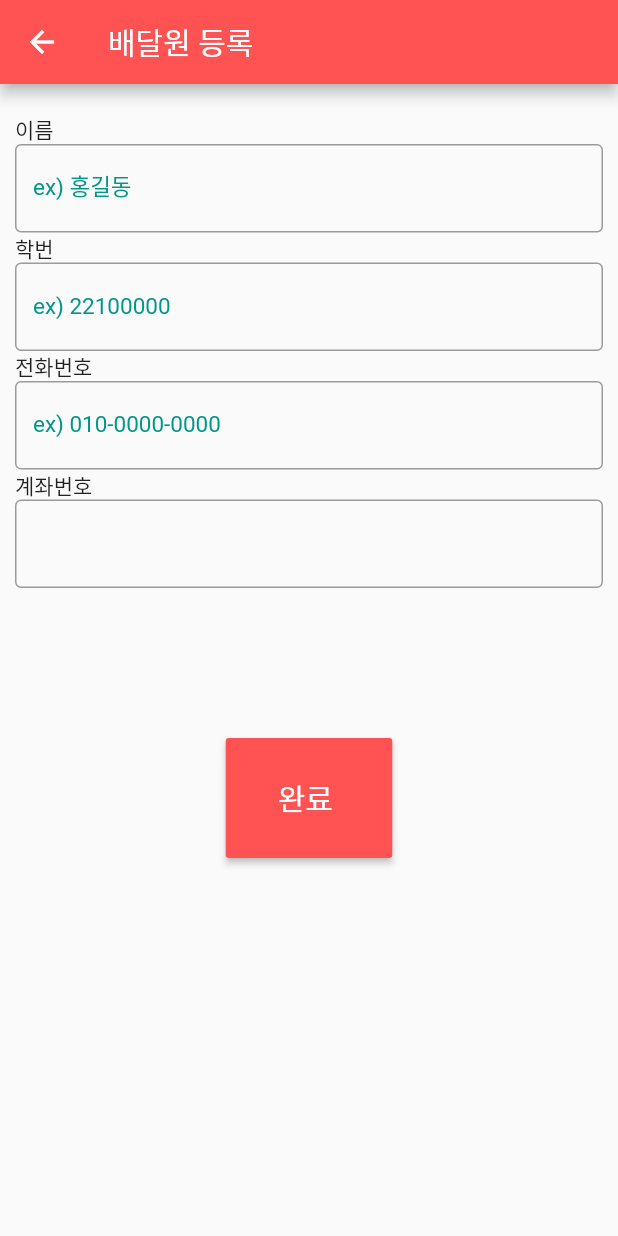
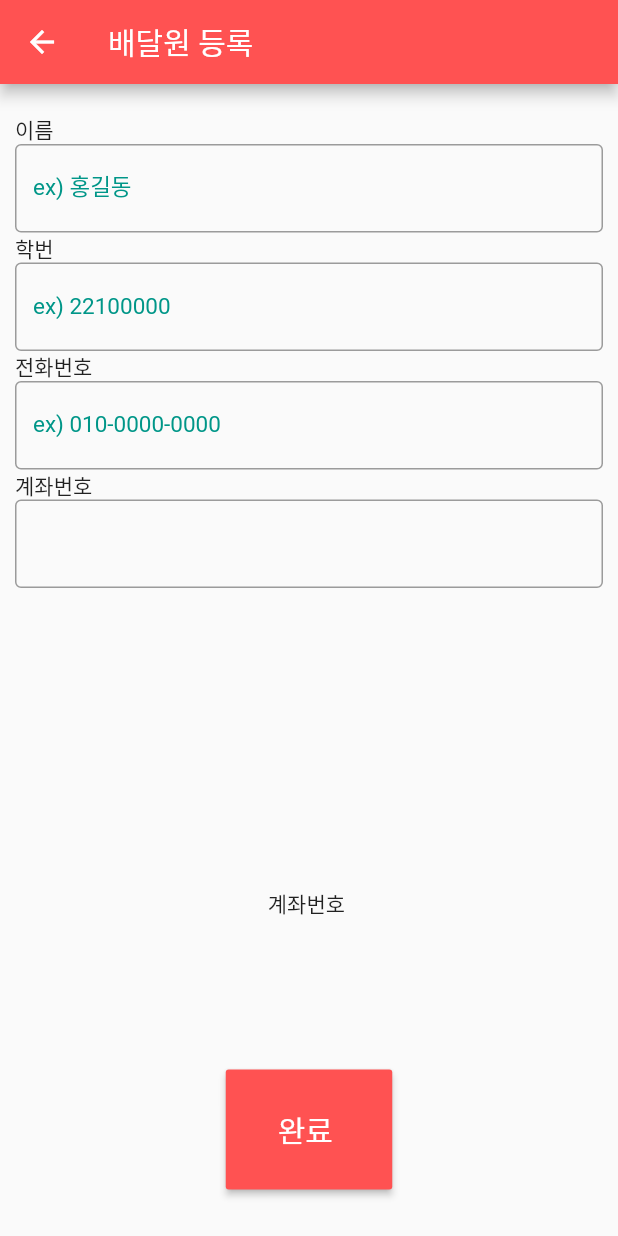
Before and after one commit to Luvxy/delivery, a Flutter app: the ScreenH screen opened by its route, on a phone screen of 412 x 824 dp. Run offline on Flutter 3.47's test engine with Material 2 defaults, Android fonts, the phone set to English and light mode, and no system bars; our stand-ins replace google_maps_flutter.

Commit message:
H(배달원등록 진행중)

```diff
--- a/lib/sidebar/ScreenH.dart
+++ b/lib/sidebar/ScreenH.dart
@@ -98,6 +98,12 @@ class ScreenH extends StatelessWidget {
                                 SizedBox(
                                   height: 100,
                                 ),
+                                Padding(
+                                  padding: EdgeInsets.all(100),
+                                  child: SizedBox(
+                                    child: Text('계좌번호 '),
+                                  ),
+                                ),
                                 Container(
                                   width: 111,
                                   height: 80,
```
